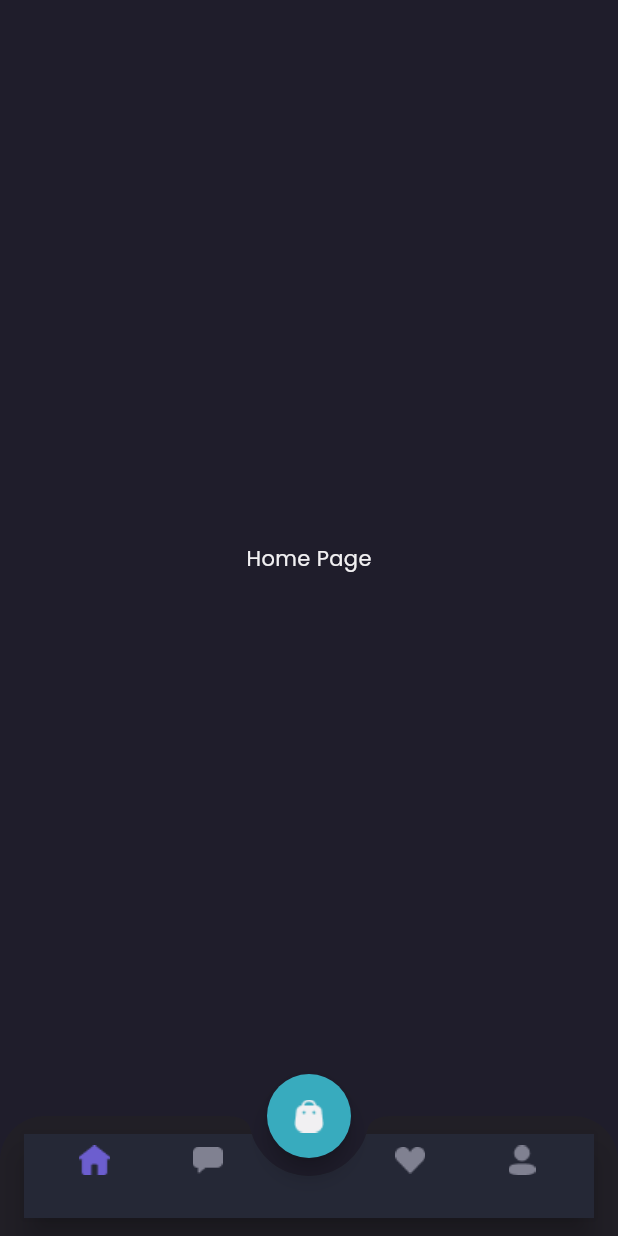
After one commit to AbebAli0/Footwear-Fusion_Mobile, a Flutter app: the MainPage screen opened directly, on a phone screen of 412 x 824 dp. The commit adds this screen. Run offline on Flutter 3.47's test engine with Material 3 defaults, Android fonts, the phone set to English and light mode, and no system bars; our stand-ins replace google_fonts; missing offline and left inert: dart:ffi.

Commit message:
update: dashboard main page

```diff
--- a/lib/core/theme/theme.dart
+++ b/lib/core/theme/theme.dart
@@ -34,6 +34,7 @@ const Color priceColor = Color(0xff2C96F1);
 const Color backgroundColor1 = Color(0xff1F1D2B);
 const Color backgroundColor2 = Color(0xff2B2937);
 const Color backgroundColor3 = Color(0xff242231);
+const Color backgroundColor4 = Color(0xff252836);
 const Color primaryTextColor = Color(0xffF1F0F2);
 const Color secondaryTextColor = Color(0xff999999);
 const Color subtitleColor = Color(0xff504F5E);
--- /dev/null
+++ b/lib/presentation/auth/pages/chat_page.dart
@@ -0,0 +1,15 @@
+import 'package:flutter/material.dart';
+import 'package:shoes_store/core/theme/theme.dart';
+
+class ChatPage extends StatelessWidget {
+  const ChatPage({super.key});
+  @override
+  Widget build(BuildContext context) {
+    return Center(
+      child: Text(
+        'Chat Page',
+        style: primaryTextStyle,
+      ),
+    );
+  }
+}
--- /dev/null
+++ b/lib/presentation/auth/pages/home_page.dart
@@ -0,0 +1,15 @@
+import 'package:flutter/material.dart';
+import 'package:shoes_store/core/theme/theme.dart';
+
+class HomePage extends StatelessWidget {
+  const HomePage({super.key});
+  @override
+  Widget build(BuildContext context) {
+    return Center(
+      child: Text(
+        'Home Page',
+        style: primaryTextStyle,
+      ),
+    );
+  }
+}
--- /dev/null
+++ b/lib/presentation/auth/pages/main_page.dart
@@ -0,0 +1,142 @@
+import 'dart:ffi';
+
+import 'package:flutter/material.dart';
+import 'package:shoes_store/core/theme/theme.dart';
+import 'package:shoes_store/presentation/auth/pages/chat_page.dart';
+import 'package:shoes_store/presentation/auth/pages/home_page.dart';
+import 'package:shoes_store/presentation/auth/pages/wishlist_page.dart';
+import 'package:shoes_store/presentation/auth/pages/profile_page.dart';
+
+class MainPage extends StatefulWidget {
+  const MainPage({super.key});
+
+  @override
+  State<MainPage> createState() => _MainPageState();
+}
+
+class _MainPageState extends State<MainPage> {
+  int currentIndex = 0;
+
+  @override
+  Widget build(BuildContext context) {
+    Widget cartButton() {
+      return FloatingActionButton(
+        onPressed: () {},
+        backgroundColor: secondaryColor,
+        child: Image.asset(
+          'assets/icon_cart.png',
+          width: 50,
+        ),
+        shape: RoundedRectangleBorder(
+          borderRadius: BorderRadius.circular(30),
+        ),
+      );
+    }
+
+    Widget customBottomNav() {
+      return ClipRRect(
+        borderRadius: BorderRadius.vertical(
+          top: Radius.circular(30),
+        ),
+        child: BottomAppBar(
+          shape: CircularNotchedRectangle(),
+          notchMargin: 12,
+          clipBehavior: Clip.antiAlias,
+          child: BottomNavigationBar(
+            backgroundColor: backgroundColor4,
+            currentIndex: currentIndex,
+            onTap: (value) {
+              print(value);
+              setState(() {
+                currentIndex = value;
+              });
+            },
+            type: BottomNavigationBarType.fixed,
+            items: [
+              BottomNavigationBarItem(
+                icon: Container(
+                  margin: EdgeInsets.only(
+                    right: 1,
+                  ),
+                  child: Image.asset(
+                    'assets/icon_home.png',
+                    width: 21,
+                    color: currentIndex == 0 ? primaryColor : Color(0xff808191),
+                  ),
+                ),
+                label: '',
+              ),
+              BottomNavigationBarItem(
+                icon: Container(
+                  margin: EdgeInsets.only(
+                    right: 40,
+                  ),
+                  child: Image.asset(
+                    'assets/icon_chat.png',
+                    width: 20,
+                    color: currentIndex == 1 ? primaryColor : Color(0xff808191),
+                  ),
+                ),
+                label: '',
+              ),
+              BottomNavigationBarItem(
+                icon: Container(
+                  margin: EdgeInsets.only(
+                    left: 40,
+                  ),
+                  child: Image.asset(
+                    'assets/icon_wishlist.png',
+                    width: 20,
+                    color: currentIndex == 2 ? primaryColor : Color(0xff808191),
+                  ),
+                ),
+                label: '',
+              ),
+              BottomNavigationBarItem(
+                icon: Container(
+                  margin: EdgeInsets.only(
+                    right: 1,
+                  ),
+                  child: Image.asset(
+                    'assets/icon_profile.png',
+                    width: 18,
+                    color: currentIndex == 3 ? primaryColor : Color(0xff808191),
+                  ),
+                ),
+                label: '',
+              ),
+            ],
+          ),
+        ),
+      );
+    }
+
+    Widget body() {
+      return Column(
+        children: [
+          Expanded(
+            child: IndexedStack(
+              index: currentIndex,
+              children: const [
+                HomePage(),
+                ChatPage(),
+                WishlistPage(),
+                ProfilePage(),
+              ],
+            ),
+          ),
+        ],
+      );
+    }
+
+    return Scaffold(
+      backgroundColor: backgroundColor1,
+      floatingActionButton: cartButton(),
+      floatingActionButtonLocation: FloatingActionButtonLocation.centerDocked,
+      bottomNavigationBar: customBottomNav(),
+      body: SafeArea(
+        child: body(),
+      ),
+    );
+  }
+}
--- /dev/null
+++ b/lib/presentation/auth/pages/profile_page.dart
@@ -0,0 +1,15 @@
+import 'package:flutter/material.dart';
+import 'package:shoes_store/core/theme/theme.dart';
+
+class ProfilePage extends StatelessWidget {
+  const ProfilePage({super.key});
+  @override
+  Widget build(BuildContext context) {
+    return Center(
+      child: Text(
+        'Profile Page',
+        style: primaryTextStyle,
+      ),
+    );
+  }
+}
--- a/lib/presentation/auth/pages/sign_in_page.dart
+++ b/lib/presentation/auth/pages/sign_in_page.dart
@@ -93,6 +93,7 @@ class _SignInPageState extends State<SignInPage> {
                                 Size(MediaQuery.of(context).size.width, 50)),
                         onPressed: () {
                           if (formKey.currentState!.validate()) {
+                            Navigator.pushReplacement(context, Routes.main());
                             //TODO: Methodmu deleh kene
                           }
                         },
--- a/lib/presentation/auth/pages/sign_up_page.dart
+++ b/lib/presentation/auth/pages/sign_up_page.dart
@@ -69,7 +69,10 @@ class _SignUpPageState extends State<SignUpPage> {
                 const PaddingAuth(
                     child: HeaderAuthField(title: 'Email Address')),
                 AuthField(
-                  prefixIcon: Image.asset('assets/icon_email.png', width: 18),
+                  prefixIcon: Image.asset(
+                    'assets/icon_email.png',
+                    width: 18,
+                  ),
                   controller: emailController,
                   hint: 'Your Email Address',
                   inputType: TextInputType.emailAddress,
@@ -107,6 +110,7 @@ class _SignUpPageState extends State<SignUpPage> {
                                 Size(MediaQuery.of(context).size.width, 50)),
                         onPressed: () {
                           if (formKey.currentState!.validate()) {
+                            Navigator.pushReplacement(context, Routes.main());
                             //TODO: Methodmu deleh kene
                           }
                         },
--- /dev/null
+++ b/lib/presentation/auth/pages/wishlist_page.dart
@@ -0,0 +1,15 @@
+import 'package:flutter/material.dart';
+import 'package:shoes_store/core/theme/theme.dart';
+
+class WishlistPage extends StatelessWidget {
+  const WishlistPage({super.key});
+  @override
+  Widget build(BuildContext context) {
+    return Center(
+      child: Text(
+        'Wishlist Page',
+        style: primaryTextStyle,
+      ),
+    );
+  }
+}
--- a/lib/presentation/routes/app_pages.dart
+++ b/lib/presentation/routes/app_pages.dart
@@ -2,8 +2,11 @@ import 'package:flutter/material.dart';
 
 import '../auth/pages/sign_in_page.dart';
 import '../auth/pages/sign_up_page.dart';
+import '../auth/pages/main_page.dart';
 
 class Routes {
   static login() => MaterialPageRoute(builder: (context) => const SignInPage());
-  static register() => MaterialPageRoute(builder: (context) => const SignUpPage());
+  static register() =>
+      MaterialPageRoute(builder: (context) => const SignUpPage());
+  static main() => MaterialPageRoute(builder: (context) => const MainPage());
 }
```
Also changed, not shown: assets/icon_cart.png (added), assets/icon_chat.png (added), assets/icon_home.png (added), assets/icon_profile.png (added), assets/icon_wishlist.png (added), lib/presentation/auth/pages/home.dart (deleted).
